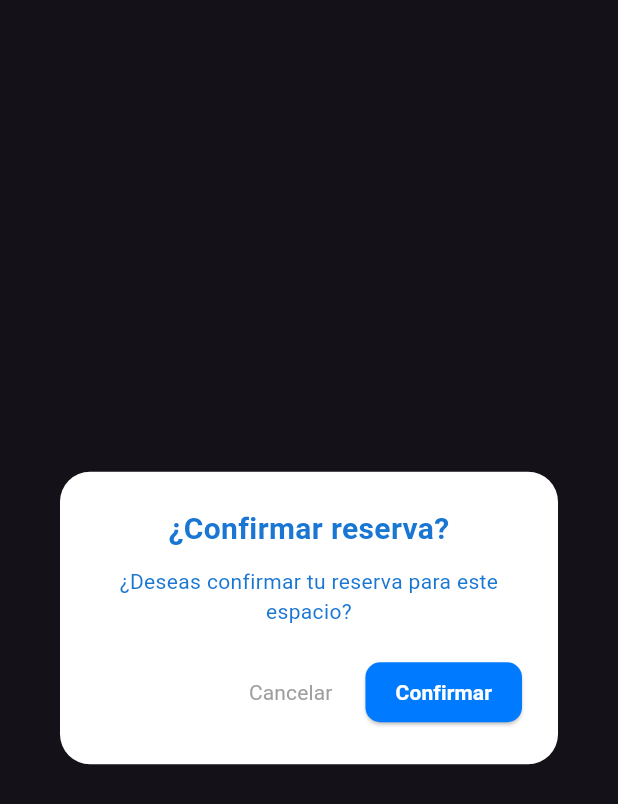
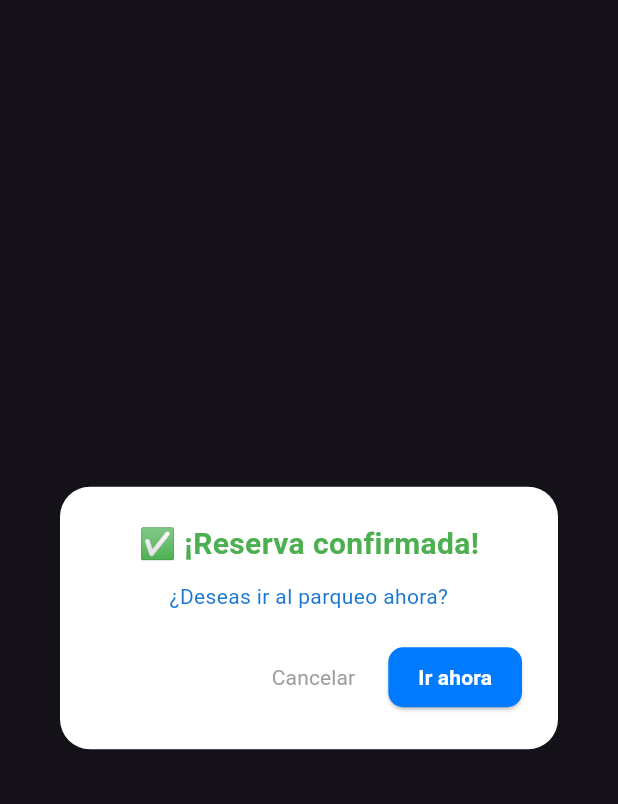
Before and after one commit to Valexito/mapBoxAPI, a Flutter app: the ConfirmReservationDialog widget shown alone on an empty page, opened directly with empty values, on a phone screen of 412 x 824 dp. Shown: the top 804 px of the screen. Run offline on Flutter 3.47's test engine with Material 3 defaults, Android fonts, the phone set to English and light mode, and no system bars; our stand-ins replace cloud_firestore, firebase_auth, firebase_core, flutter_map, geolocator, google_sign_in and 1 more; accounts and stored records are empty.

Commit message:
working 65% User UI

```diff
--- a/lib/modules/user_parking/widgets/confirm_reservation_dialog.dart
+++ b/lib/modules/user_parking/widgets/confirm_reservation_dialog.dart
@@ -1,18 +1,30 @@
 import 'package:flutter/material.dart';
+import 'package:latlong2/latlong.dart';
 import 'package:mapbox_api/components/my_text.dart';
+import 'package:mapbox_api/modules/user_parking/pages/route_view_page.dart';
 
 class ConfirmReservationDialog extends StatelessWidget {
-  final VoidCallback onConfirm;
+  final LatLng destination;
+  final String parkingName;
 
-  const ConfirmReservationDialog({super.key, required this.onConfirm});
+  const ConfirmReservationDialog({
+    super.key,
+    required this.destination,
+    required this.parkingName,
+  });
 
   static Future<void> show(
     BuildContext context, {
-    required VoidCallback onConfirm,
+    required LatLng destination,
+    required String parkingName,
   }) async {
     await showDialog(
       context: context,
-      builder: (_) => ConfirmReservationDialog(onConfirm: onConfirm),
+      builder:
+          (_) => ConfirmReservationDialog(
+            destination: destination,
+            parkingName: parkingName,
+          ),
     );
   }
 
@@ -27,14 +39,15 @@ class ConfirmReservationDialog extends StatelessWidget {
           mainAxisSize: MainAxisSize.min,
           children: [
             const MyText(
-              text: '¿Confirmar reserva?',
+              text: '✅ ¡Reserva confirmada!',
               fontSize: 20,
               fontWeight: FontWeight.bold,
               textAlign: TextAlign.center,
+              color: Colors.green,
             ),
             const SizedBox(height: 10),
             const MyText(
-              text: '¿Deseas confirmar tu reserva para este espacio?',
+              text: '¿Deseas ir al parqueo ahora?',
               fontSize: 14,
               textAlign: TextAlign.center,
             ),
@@ -50,7 +63,16 @@ class ConfirmReservationDialog extends StatelessWidget {
                 ElevatedButton(
                   onPressed: () {
                     Navigator.pop(context);
-                    onConfirm();
+                    Navigator.push(
+                      context,
+                      MaterialPageRoute(
+                        builder:
+                            (_) => RouteViewPage(
+                              destination: destination,
+                              parkingName: parkingName,
+                            ),
+                      ),
+                    );
                   },
                   style: ElevatedButton.styleFrom(
                     backgroundColor: const Color(0xFF007BFF),
@@ -63,7 +85,7 @@ class ConfirmReservationDialog extends StatelessWidget {
                     ),
                   ),
                   child: const MyText(
-                    text: 'Confirmar',
+                    text: 'Ir ahora',
                     color: Colors.white,
                     fontWeight: FontWeight.bold,
                   ),
```
Also changed, not shown: lib/modules/user_parking/pages/reserve_space_page.dart (+6 -11 lines).
